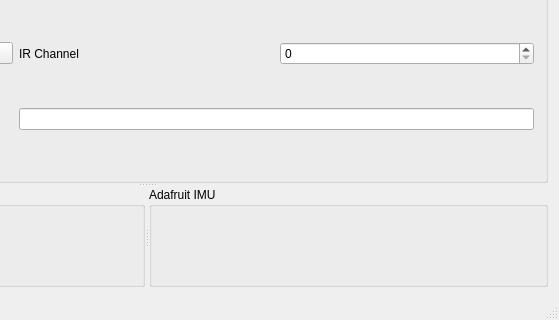
First picture: the form in mainwindow.ui, repository SilvioGiancola/OdroidXU4, before the edit; both pictures show x 266 to 825 and y 102 to 422 of the 825 by 422 pixel window.
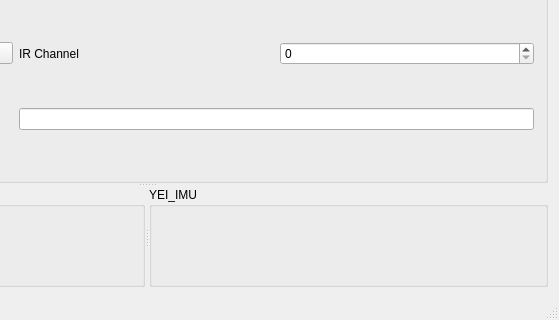
Second picture: the form after the edit. Custom widgets are drawn as their Qt base class.

What changed in the file:
```diff
--- a/mainwindow.ui
+++ b/mainwindow.ui
@@ -105,7 +105,7 @@
        </widget>
        <widget class="QGroupBox" name="groupBox_2">
         <property name="title">
-         <string>Adafruit IMU</string>
+         <string>YEI_IMU</string>
         </property>
         <layout class="QGridLayout" name="gridLayout_5">
          <item row="0" column="0">
```
Left out of the diff: 8 changed lines with no effect on the pictures.
